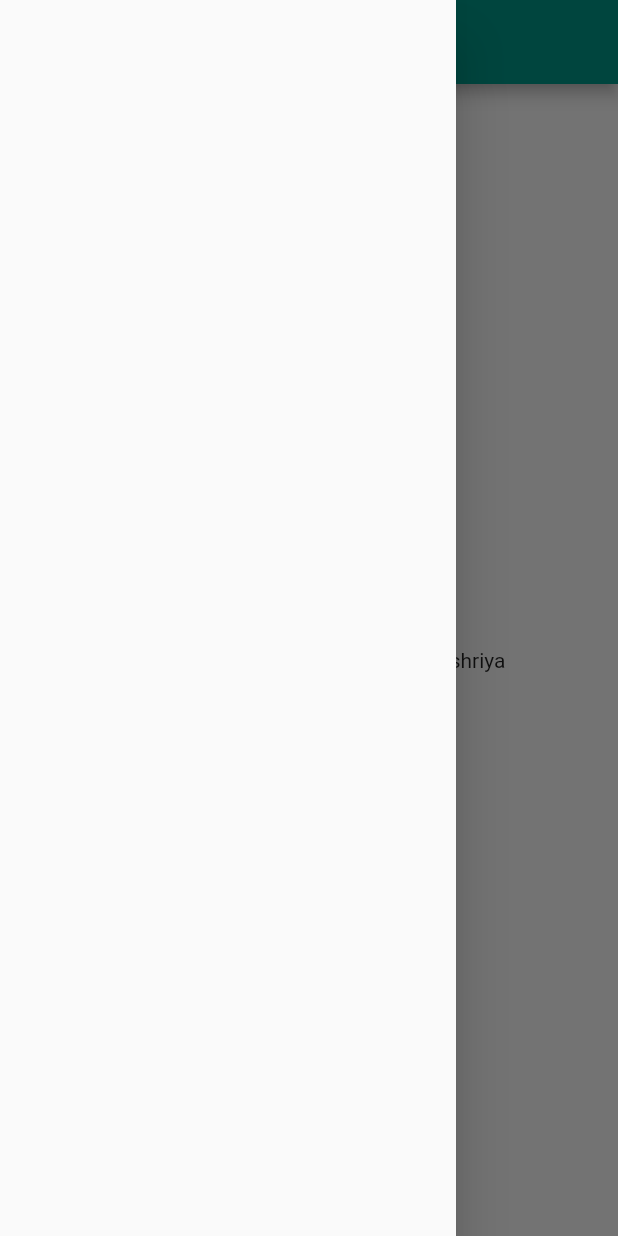
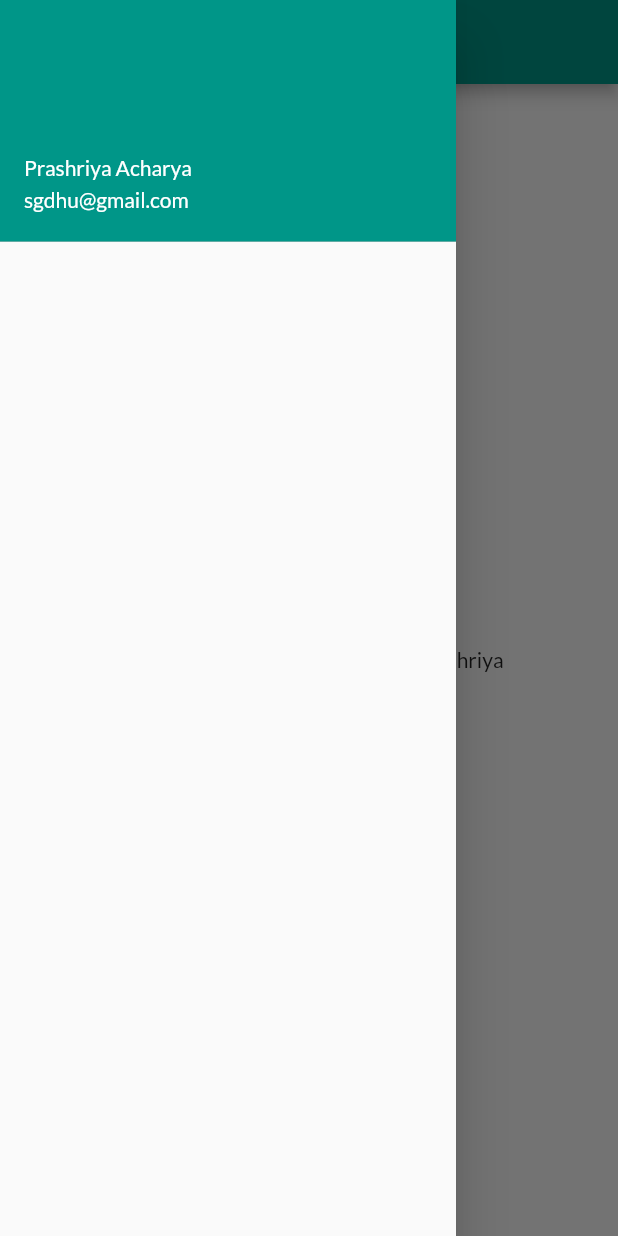
Before and after one commit to Prashriya/First_App, a Flutter app: the screen it shows after launch, with the side drawer open, on a phone screen of 412 x 824 dp. Run offline on Flutter 3.47's test engine with Material 2 defaults, Android fonts, the phone set to English and light mode, and no system bars; our stand-ins replace google_fonts.

```diff
--- a/lib/main.dart
+++ b/lib/main.dart
@@ -1,6 +1,8 @@
 import 'package:first_app/pages/home_page.dart';
+import 'package:first_app/utils/routes.dart';
 import 'package:flutter/material.dart';
 import 'package:first_app/pages/login_page.dart';
+import 'package:google_fonts/google_fonts.dart';
 
 void main() {
   runApp(MyApp());
@@ -11,15 +13,19 @@ class MyApp extends StatelessWidget {
   Widget build(BuildContext context) {
     return MaterialApp(
       themeMode: ThemeMode.light,
-      theme: ThemeData(primarySwatch: Colors.teal),
+      theme: ThemeData(
+        primarySwatch: Colors.teal,
+        fontFamily: GoogleFonts.lato().fontFamily,
+      ),
+      debugShowCheckedModeBanner: false,
       darkTheme: ThemeData(
         brightness: Brightness.dark,
       ),
-      initialRoute: "/home",
+      initialRoute: MyRoutes.homeRoute,
       routes: {
         "/": (context) => LoginPage(),
-        "/home": (context) => HomePage(),
-        "/login": (context) => LoginPage()
+        MyRoutes.homeRoute: (context) => HomePage(),
+        MyRoutes.loginRoute: (context) => LoginPage()
       },
     );
   }
--- a/lib/pages/home_page.dart
+++ b/lib/pages/home_page.dart
@@ -1,4 +1,5 @@
 import 'package:flutter/material.dart';
+import 'package:first_app/widgets/drawer.dart';
 
 class HomePage extends StatelessWidget {
   final int days = 30;
@@ -14,7 +15,7 @@ class HomePage extends StatelessWidget {
           child: Text("Welcome to $days days of flutter by $name"),
         ),
       ),
-      drawer: Drawer(),
+      drawer: MyDrawer(),
     );
   }
 }
--- /dev/null
+++ b/lib/utils/routes.dart
@@ -0,0 +1,4 @@
+class MyRoutes {
+  static String loginRoute = "/login";
+  static String homeRoute = "/home";
+}
--- /dev/null
+++ b/lib/widgets/drawer.dart
@@ -0,0 +1,21 @@
+import 'package:flutter/material.dart';
+
+class MyDrawer extends StatelessWidget {
+  @override
+  Widget build(BuildContext context) {
+    return Drawer(
+      child: ListView(
+        children: [
+          DrawerHeader(
+            padding: EdgeInsets.zero,
+            child: UserAccountsDrawerHeader(
+              margin: EdgeInsets.zero,
+              accountName: Text("Prashriya Acharya"),
+              accountEmail: Text("sgdhu@gmail.com"),
+            ),
+          )
+        ],
+      ),
+    );
+  }
+}
```
Also changed, not shown: lib/pages/login_page.dart (+113 -12 lines), assets/images/login.png (added), pubspec.lock.
